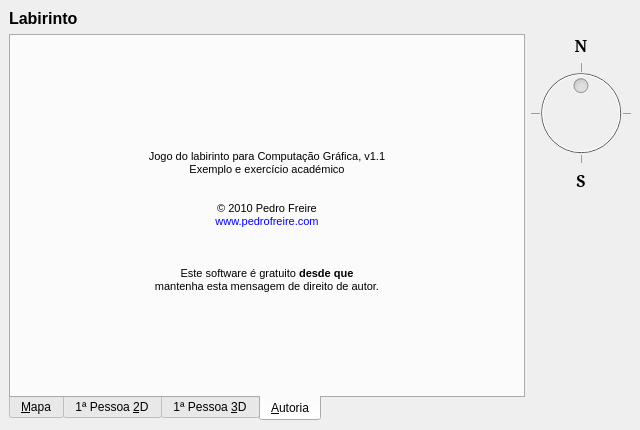
The window that cg-maze-src/mainwindow.ui (kassaus/cg-paba-2011) describes before a commit, drawn with Qt 5.
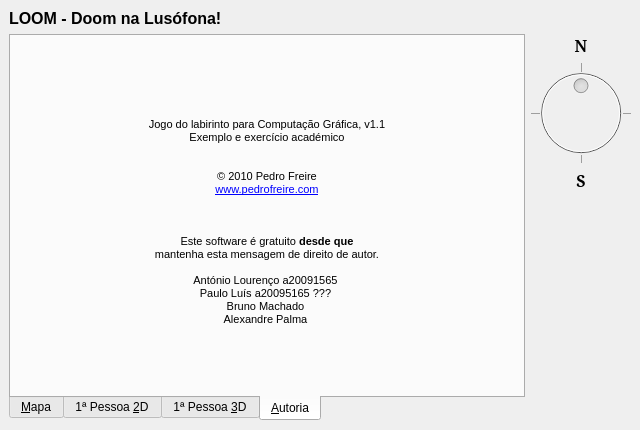
The same window after the commit. Icons and pictures are not drawn. Custom widgets are drawn as their Qt base class.

The edit to the form file:
```diff
--- a/cg-maze-src/mainwindow.ui
+++ b/cg-maze-src/mainwindow.ui
@@ -33,7 +33,7 @@
        <string/>
       </property>
       <property name="text">
-       <string>Labirinto</string>
+       <string>LOOM - Doom na Lusófona!</string>
       </property>
      </widget>
     </item>
@@ -485,7 +485,6 @@
              <string>&lt;!DOCTYPE HTML PUBLIC &quot;-//W3C//DTD HTML 4.0//EN&quot; &quot;http://www.w3.org/TR/REC-html40/strict.dtd&quot;&gt;
 &lt;html&gt;&lt;head&gt;&lt;meta name=&quot;qrichtext&quot; content=&quot;1&quot; /&gt;&lt;style type=&quot;text/css&quot;&gt;
 p, li { white-space: pre-wrap; }
-a, a:visited { text-decoration: none }
 &lt;/style&gt;&lt;/head&gt;&lt;body style=&quot; font-family:'MS Shell Dlg 2'; font-size:8.25pt; font-weight:400; font-style:normal;&quot;&gt;
 &lt;p style=&quot; margin-top:0px; margin-bottom:0px; margin-left:0px; margin-right:0px; -qt-block-indent:0; text-indent:0px;&quot;&gt;&lt;img src=&quot;:/mainwindow/imgs/mainwindow.icon.png&quot; /&gt;&lt;/p&gt;
 &lt;p style=&quot;-qt-paragraph-type:empty; margin-top:0px; margin-bottom:0px; margin-left:0px; margin-right:0px; -qt-block-indent:0; text-indent:0px; font-size:8pt;&quot;&gt;&lt;/p&gt;
@@ -493,13 +492,17 @@
 &lt;p style=&quot;-qt-paragraph-type:empty; margin-top:0px; margin-bottom:0px; margin-left:0px; margin-right:0px; -qt-block-indent:0; text-indent:0px; font-size:8pt;&quot;&gt;&lt;/p&gt;
 &lt;p style=&quot;-qt-paragraph-type:empty; margin-top:0px; margin-bottom:0px; margin-left:0px; margin-right:0px; -qt-block-indent:0; text-indent:0px; font-size:8pt;&quot;&gt;&lt;/p&gt;
 &lt;p style=&quot; margin-top:0px; margin-bottom:0px; margin-left:0px; margin-right:0px; -qt-block-indent:0; text-indent:0px;&quot;&gt;&lt;span style=&quot; font-size:8pt;&quot;&gt;© 2010 Pedro Freire&lt;/span&gt;&lt;/p&gt;
-&lt;p style=&quot; margin-top:0px; margin-bottom:0px; margin-left:0px; margin-right:0px; -qt-block-indent:0; text-indent:0px;&quot;&gt;&lt;a href=&quot;http://www.pedrofreire.com/&quot; title=&quot;Visitar o site do autor&quot;&gt;www.pedrofreire.com&lt;/a&gt;&lt;/p&gt;
+&lt;p style=&quot; margin-top:0px; margin-bottom:0px; margin-left:0px; margin-right:0px; -qt-block-indent:0; text-indent:0px;&quot;&gt;&lt;a href=&quot;http://www.pedrofreire.com/&quot;&gt;&lt;span style=&quot; font-size:8pt; color:#0000ff;&quot;&gt;www.pedrofreire.com&lt;/span&gt;&lt;/a&gt;&lt;/p&gt;
 &lt;p style=&quot;-qt-paragraph-type:empty; margin-top:0px; margin-bottom:0px; margin-left:0px; margin-right:0px; -qt-block-indent:0; text-indent:0px; font-size:8pt;&quot;&gt;&lt;/p&gt;
-&lt;p style=&quot; margin-top:0px; margin-bottom:0px; margin-left:0px; margin-right:0px; -qt-block-indent:0; text-indent:0px;&quot;&gt;&lt;a href=&quot;http://creativecommons.org/licenses/by-nc-sa/2.5/pt/&quot; title=&quot;Ler o texto completo da licença&quot;&gt;&lt;img src=&quot;:/mainwindow/imgs/mainwindow.icon.cc.png&quot; /&gt;&lt;/a&gt;&lt;/p&gt;
+&lt;p style=&quot; margin-top:0px; margin-bottom:0px; margin-left:0px; margin-right:0px; -qt-block-indent:0; text-indent:0px;&quot;&gt;&lt;a href=&quot;http://creativecommons.org/licenses/by-nc-sa/2.5/pt/&quot;&gt;&lt;img src=&quot;:/mainwindow/imgs/mainwindow.icon.cc.png&quot; /&gt;&lt;/a&gt;&lt;/p&gt;
 &lt;p style=&quot;-qt-paragraph-type:empty; margin-top:0px; margin-bottom:0px; margin-left:0px; margin-right:0px; -qt-block-indent:0; text-indent:0px; font-size:8pt;&quot;&gt;&lt;/p&gt;
-&lt;p style=&quot; margin-top:0px; margin-bottom:0px; margin-left:0px; margin-right:0px; -qt-block-indent:0; text-indent:0px;&quot;&gt;&lt;span style=&quot; font-size:8pt;&quot;&gt;Este software é gratuito &lt;b&gt;desde que&lt;/b&gt;&lt;br&gt;mantenha esta mensagem de direito de autor.&lt;/span&gt;&lt;/p&gt;
-&lt;p style=&quot;-qt-paragraph-type:empty; margin-top:0px; margin-bottom:0px; margin-left:0px; margin-right:0px; -qt-block-indent:0; text-indent:0px; font-size:8pt;&quot;&gt;&lt;/p&gt;
-&lt;/body&gt;&lt;/html&gt;</string>
+&lt;p style=&quot; margin-top:0px; margin-bottom:0px; margin-left:0px; margin-right:0px; -qt-block-indent:0; text-indent:0px;&quot;&gt;&lt;span style=&quot; font-size:8pt;&quot;&gt;Este software é gratuito &lt;/span&gt;&lt;span style=&quot; font-size:8pt; font-weight:600;&quot;&gt;desde que&lt;/span&gt;&lt;span style=&quot; font-size:8pt;&quot;&gt;&lt;br /&gt;mantenha esta mensagem de direito de autor.&lt;/span&gt;&lt;/p&gt;
+&lt;p style=&quot; margin-top:0px; margin-bottom:0px; margin-left:0px; margin-right:0px; -qt-block-indent:0; text-indent:0px;&quot;&gt;&lt;span style=&quot; font-family:'MS Shell Dlg 2,sans-serif'; font-size:8pt;&quot;&gt; &lt;/span&gt; &lt;/p&gt;
+&lt;p style=&quot; margin-top:0px; margin-bottom:0px; margin-left:0px; margin-right:0px; -qt-block-indent:0; text-indent:0px;&quot;&gt;&lt;span style=&quot; font-family:'MS Shell Dlg 2,sans-serif'; font-size:8pt;&quot;&gt;António Lourenço a20091565&lt;/span&gt; &lt;/p&gt;
+&lt;p style=&quot; margin-top:0px; margin-bottom:0px; margin-left:0px; margin-right:0px; -qt-block-indent:0; text-indent:0px;&quot;&gt;&lt;span style=&quot; font-family:'MS Shell Dlg 2,sans-serif'; font-size:8pt;&quot;&gt;Paulo Luís a20095165 ???&lt;/span&gt; &lt;/p&gt;
+&lt;p style=&quot; margin-top:0px; margin-bottom:0px; margin-left:0px; margin-right:0px; -qt-block-indent:0; text-indent:0px;&quot;&gt;&lt;span style=&quot; font-family:'MS Shell Dlg 2,sans-serif'; font-size:8pt;&quot;&gt;Bruno Machado&lt;/span&gt; &lt;/p&gt;
+&lt;p style=&quot; margin-top:0px; margin-bottom:0px; margin-left:0px; margin-right:0px; -qt-block-indent:0; text-indent:0px;&quot;&gt;&lt;span style=&quot; font-family:'MS Shell Dlg 2,sans-serif'; font-size:8pt;&quot;&gt;Alexandre Palma&lt;/span&gt; &lt;/p&gt;
+&lt;p style=&quot;-qt-paragraph-type:empty; margin-top:0px; margin-bottom:0px; margin-left:0px; margin-right:0px; -qt-block-indent:0; text-indent:0px; font-size:8pt;&quot;&gt;&lt;/p&gt;&lt;/body&gt;&lt;/html&gt;</string>
             </property>
             <property name="alignment">
              <set>Qt::AlignCenter</set>
```
Left out of the diff: 2 changed lines with no effect on the pictures.
